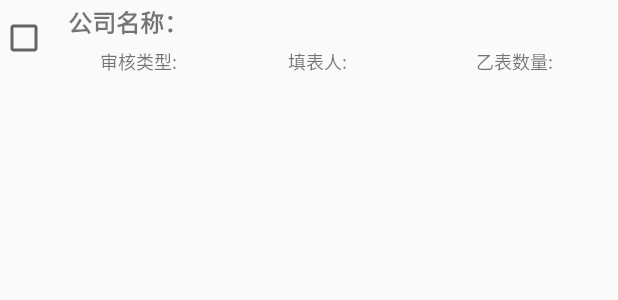
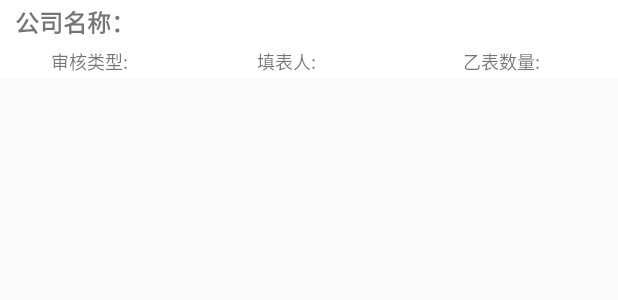
Before and after one commit to firstvrpCensusData/CensusData, an Android app: the layout activity_check_item.xml on its own in the app's theme, with its tools: preview values and no code run, on a phone screen of 412 x 824 dp. Shown: the top 300 px of the screen. Run offline under Robolectric (Android 15) with nearby library versions, the phone set to English and light mode, and no system bars.

Commit message:
领导界面

```diff
--- a/app/src/main/java/com/firstvrp/censusdata/Adapter/CheakSimpleAdapter.java
+++ b/app/src/main/java/com/firstvrp/censusdata/Adapter/CheakSimpleAdapter.java
@@ -40,7 +40,6 @@ public class CheakSimpleAdapter extends SimpleAdapter {
         mContext = context;
         inflater=LayoutInflater.from(context);
         View view = inflater.inflate(R.layout.fragment_checkpending, null);
-        mCheckBox = (CheckBox) view.findViewById(R.id.checkBox);
     }
     public void toggle(){
         new Thread(){
@@ -75,7 +74,7 @@ public class CheakSimpleAdapter extends SimpleAdapter {
         isShow = false;
     }
     private Handler handler = new Handler(){
-        public void handleMessage(android.os.Message msg){
+        public void handleMessage(Message msg){
 
             //更新UI
         }
--- a/app/src/main/res/layout/activity_check_item.xml
+++ b/app/src/main/res/layout/activity_check_item.xml
@@ -1,24 +1,13 @@
 <?xml version="1.0" encoding="utf-8"?>
 <LinearLayout xmlns:android="http://schemas.android.com/apk/res/android"
     android:layout_width="match_parent"
-    android:layout_height="match_parent">
+    android:layout_height="match_parent"
+    android:orientation="vertical">
 
     <LinearLayout
         android:layout_width="match_parent"
         android:layout_height="52dip"
-        android:orientation="horizontal"
-        android:descendantFocusability="blocksDescendants"
-        >
-        <CheckBox
-            android:id="@+id/checkBox"
-            android:layout_width="35dp"
-            android:layout_height="35dp"
-            android:layout_gravity="center"
-            android:visibility="visible"
-            />
-        <LinearLayout
-            android:layout_width="match_parent"
-            android:layout_height="52dip"
+        android:background="@color/white"
         android:orientation="vertical">
 
         <LinearLayout
@@ -26,6 +15,7 @@
             android:layout_height="wrap_content"
             android:gravity="center"
             android:orientation="horizontal">
+
             <TextView
                 android:id="@+id/check_units_name"
                 android:layout_width="match_parent"
@@ -35,14 +25,14 @@
                 android:text="公司名称："
                 android:textSize="16sp"
                 android:textStyle="bold" />
+
             <TextView
                 android:id="@+id/check_units_id"
                 android:layout_width="wrap_content"
                 android:layout_height="30dip"
                 android:gravity="center_vertical"
                 android:text="id"
-                    android:visibility="invisible"
-                    />
+                android:visibility="invisible" />
         </LinearLayout>
 
         <LinearLayout
@@ -60,10 +50,9 @@
                 android:layout_width="0dp"
                 android:layout_height="wrap_content"
                 android:layout_weight="1"
+                android:singleLine="true"
                 android:text="@string/item_checke_type"
-                    android:textSize="12sp"
-                    android:singleLine="true"
-                    />
+                android:textSize="12sp" />
 
             <TextView
                 android:id="@+id/item_check_type"
@@ -72,13 +61,12 @@
                 android:layout_weight="1"
                 android:singleLine="true"
                 android:textSize="12sp" />
-
             <TextView
                 android:layout_width="0dp"
                 android:layout_height="wrap_content"
                 android:layout_weight="1"
+                android:singleLine="true"
                 android:text="@string/item_preparer"
-                    android:singleLine="true"
                 android:textSize="12sp" />
 
             <TextView
@@ -107,4 +95,3 @@
         </LinearLayout>
     </LinearLayout>
 </LinearLayout>
-</LinearLayout>
--- a/app/src/main/res/layout/activity_checkpending.xml
+++ b/app/src/main/res/layout/activity_checkpending.xml
@@ -2,9 +2,11 @@
 <RelativeLayout xmlns:android="http://schemas.android.com/apk/res/android"
     android:layout_width="match_parent"
     android:layout_height="match_parent"
+    android:fitsSystemWindows="true"
     android:orientation="vertical">
 
     <include
+
         android:id="@+id/checkpending_top"
         layout="@layout/activity_title"
         android:layout_width="match_parent"
@@ -13,7 +15,7 @@
 
     <include
         android:id="@+id/checkpending_select"
-        layout="@layout/activity_select"
+        layout="@layout/activity_leader_select"
         android:layout_width="match_parent"
         android:layout_height="wrap_content"
         android:layout_below="@id/checkpending_top"
@@ -21,7 +23,7 @@
 
     <include
         android:id="@+id/checkpending_bottom"
-        layout="@layout/activity_bottom"
+        layout="@layout/custom_leader_tab"
         android:layout_width="match_parent"
         android:layout_height="wrap_content"
         android:layout_alignParentBottom="true" />
--- a/app/src/main/res/values/strings.xml
+++ b/app/src/main/res/values/strings.xml
@@ -66,4 +66,5 @@
     <string name="item_preparer">填表人:</string>
     <string name="item_checke_type">审核类型:</string>
     <string name="b_table_number">乙表数量:</string>
+    <string name="title_activity_main_table">深圳文体场地调查登记表</string>
 </resources>
```
Also changed, not shown: app/src/main/AndroidManifest.xml (+7 -0 lines), app/src/main/java/com/firstvrp/censusdata/Main/MainLeaderActivity.java (+8 -9 lines), app/src/main/res/layout/activity_title.xml (+9 -2 lines), app/src/main/res/values/themes.xml (+21 -0 lines), 91 other files. Lines whose indentation alone changed are shown as unchanged.
